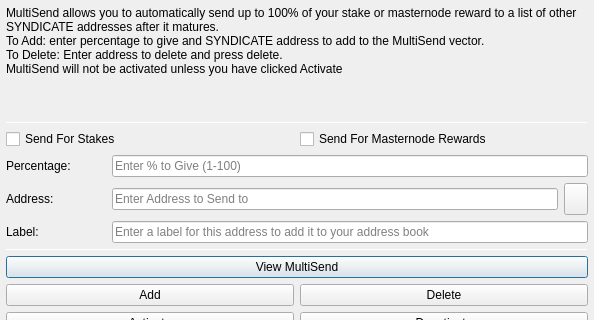
Above: src/qt/forms/multisenddialog.ui from convertdoubler/strawberrycoin before the change; both pictures show x 0 to 594 and y 0 to 320 of the 594 by 526 pixel window. Below: the same form after it.
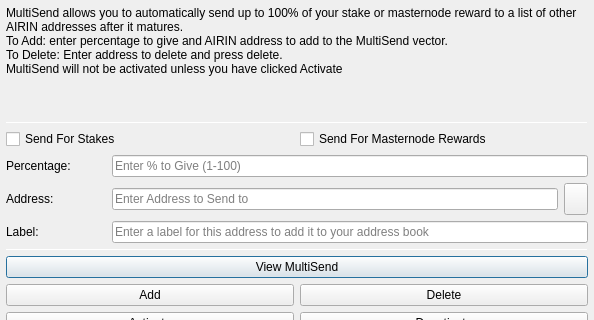
That is the form after the change. Icons and pictures are not drawn.

The edit to the form file:
```diff
--- a/src/qt/forms/multisenddialog.ui
+++ b/src/qt/forms/multisenddialog.ui
@@ -37,8 +37,8 @@
         <number>1</number>
        </property>
        <property name="text">
-        <string>MultiSend allows you to automatically send up to 100% of your stake or masternode reward to a list of other SYNDICATE addresses after it matures.
-To Add: enter percentage to give and SYNDICATE address to add to the MultiSend vector.
+        <string>MultiSend allows you to automatically send up to 100% of your stake or masternode reward to a list of other AIRIN addresses after it matures.
+To Add: enter percentage to give and AIRIN address to add to the MultiSend vector.
 To Delete: Enter address to delete and press delete.
 MultiSend will not be activated unless you have clicked Activate</string>
        </property>
```
Left out of the diff: 4 changed lines with no effect on the pictures.
